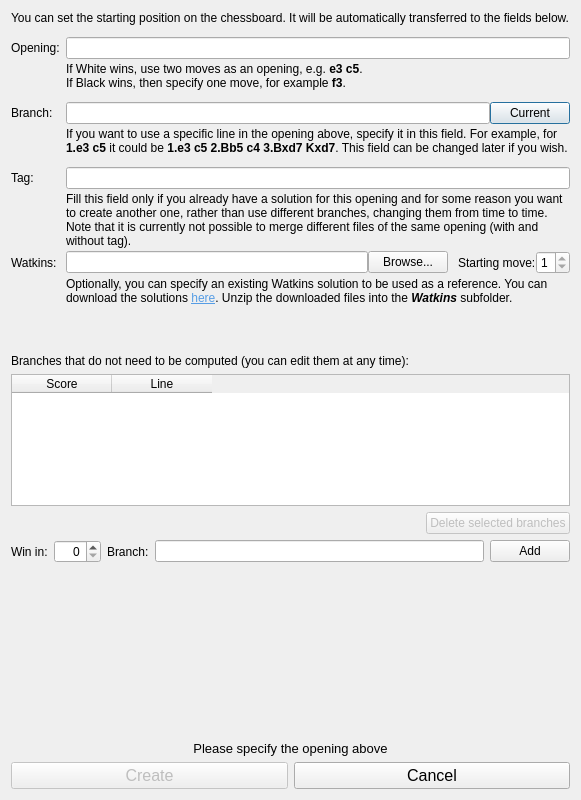
Old version of the form projects/gui/ui/solutiondlg.ui in the repository tolius/solver.
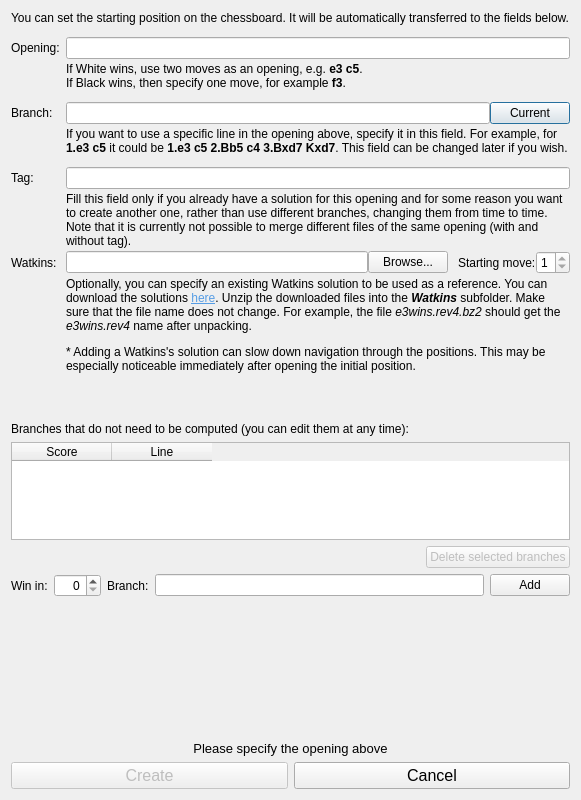
New version of the form.

Commit message: support all the solutions of Watkins and Steenhuis

Diff of the .ui file:
```diff
--- a/projects/gui/ui/solutiondlg.ui
+++ b/projects/gui/ui/solutiondlg.ui
@@ -262,7 +262,7 @@
      <item row="9" column="1">
       <widget class="QLabel" name="label_6">
        <property name="text">
-        <string>&lt;html&gt;&lt;head/&gt;&lt;body&gt;&lt;p&gt;Optionally, you can specify an existing Watkins solution to be used as a reference. You can download the solutions &lt;a href=&quot;https://magma.maths.usyd.edu.au/~watkins/LOSING_CHESS/&quot;&gt;&lt;span style=&quot; text-decoration: underline; color:#569de5;&quot;&gt;here&lt;/span&gt;&lt;/a&gt;. Unzip the downloaded files into the &lt;span style=&quot; font-weight:600; font-style:italic;&quot;&gt;Watkins&lt;/span&gt; subfolder.&lt;/p&gt;&lt;/body&gt;&lt;/html&gt;</string>
+        <string>&lt;html&gt;&lt;head/&gt;&lt;body&gt;&lt;p&gt;Optionally, you can specify an existing Watkins solution to be used as a reference. You can download the solutions &lt;a href=&quot;https://magma.maths.usyd.edu.au/~watkins/LOSING_CHESS/&quot;&gt;&lt;span style=&quot; text-decoration: underline; color:#569de5;&quot;&gt;here&lt;/span&gt;&lt;/a&gt;. Unzip the downloaded files into the &lt;span style=&quot; font-weight:600; font-style:italic;&quot;&gt;Watkins&lt;/span&gt; subfolder. Make sure that the file name does not change. For example, the file &lt;span style=&quot; font-style:italic;&quot;&gt;e3wins.rev4.bz2&lt;/span&gt; should get the &lt;span style=&quot; font-style:italic;&quot;&gt;e3wins.rev4&lt;/span&gt; name after unpacking.&lt;/p&gt;&lt;p&gt;* Adding a Watkins's solution can slow down navigation through the positions. This may be especially noticeable immediately after opening the initial position.&lt;/p&gt;&lt;/body&gt;&lt;/html&gt;</string>
        </property>
        <property name="textFormat">
         <enum>Qt::RichText</enum>
```
The commit also changes 6 other files.
